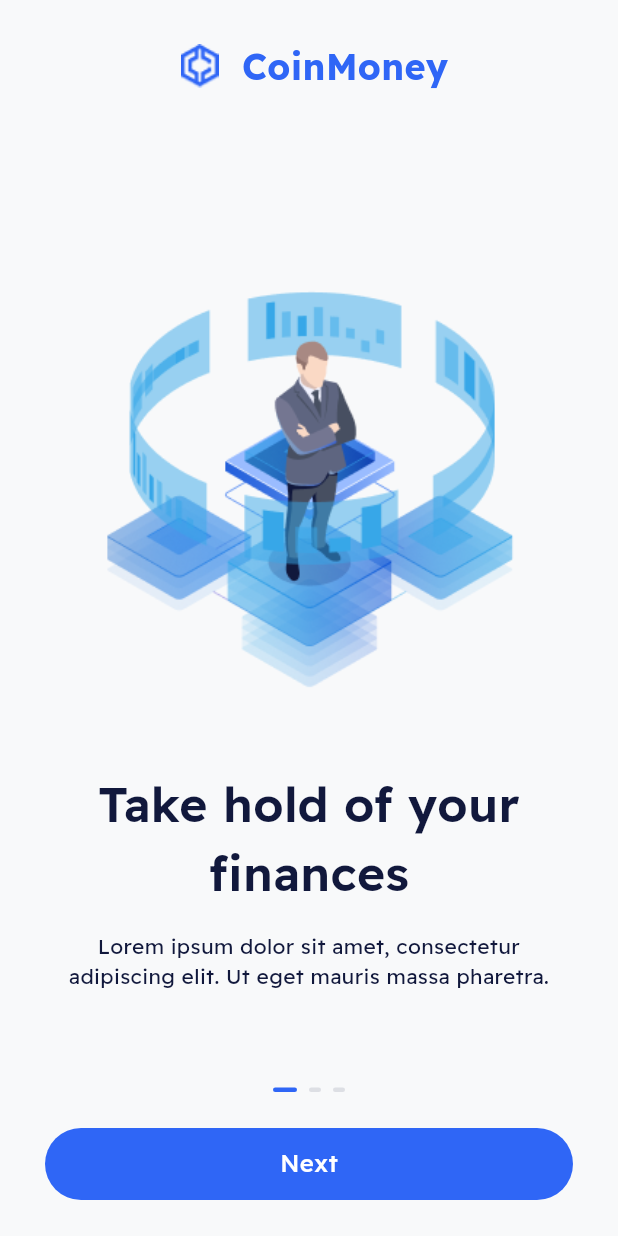
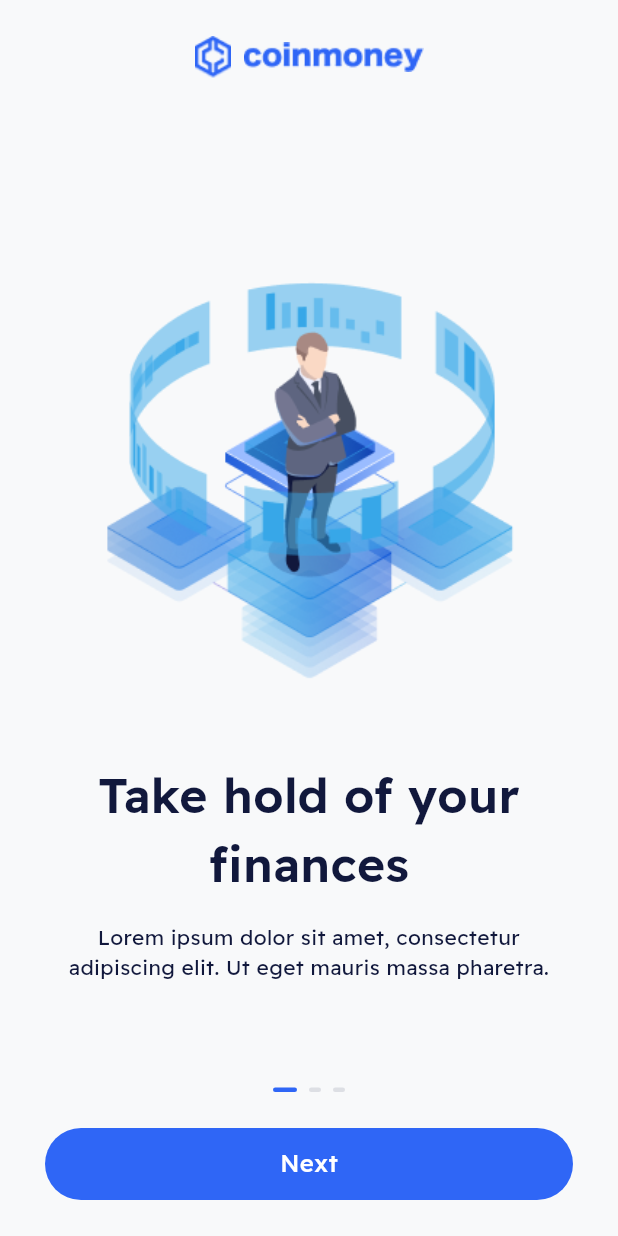
Before and after one commit to mazdon9/Crypto-Exchange-App-Mobile, a Flutter app: the screen it shows after launch, on a phone screen of 412 x 824 dp. Run offline on Flutter 3.47's test engine with Material 3 defaults, Android fonts, the phone set to English and light mode, and no system bars.

Commit message:
format folder cleans

```diff
--- a/lib/screens/onboarding_screen.dart
+++ b/lib/screens/onboarding_screen.dart
@@ -1,9 +1,9 @@
 import 'package:flutter/material.dart';
 
-import '../components/app_button.dart';
-import '../constants/app_colors.dart';
-import '../constants/app_paths.dart';
-import '../constants/app_text_style.dart';
+import '../core/constants/app_colors.dart';
+import '../core/constants/app_paths.dart';
+import '../shared/app_button.dart';
+import '../shared/app_text_style.dart';
 
 class OnboardingScreen extends StatefulWidget {
   const OnboardingScreen({super.key});
@@ -53,14 +53,15 @@
                 children: [
                   Image.asset(
                     AppImagesPath.coinmoneyIconLogo,
-                    width: 40,
-                    height: 40,
+                    width: 25,
+                    height: 28,
                   ),
                   const SizedBox(width: 8),
-                  const Text(
-                    'CoinMoney',
-                    style: AppTextStyle.logoText,
-                  )
+                  Image.asset(
+                    AppImagesPath.coinmoneyTextLogo,
+                    width: 120,
+                    height: 20,
+                  ),
                 ],
               ),
             ),
@@ -103,7 +104,7 @@
     );
   }
 
-  Widget _buildPageContent(OnboardingData data) {
+  Padding _buildPageContent(OnboardingData data) {
     return Padding(
       padding: const EdgeInsets.symmetric(horizontal: 24.0),
       child: Column(
@@ -146,7 +147,7 @@
     );
   }
 
-  Widget _buildPageIndicator() {
+  Row _buildPageIndicator() {
     return Row(
       mainAxisAlignment: MainAxisAlignment.center,
       children: List.generate(
--- a/lib/components/app_button.dart
+++ b/lib/shared/app_button.dart
@@ -1,5 +1,5 @@
-import 'package:crypto_exchange_app/constants/app_colors.dart';
-import 'package:crypto_exchange_app/constants/app_text_style.dart';
+import 'package:crypto_exchange_app/core/constants/app_colors.dart';
+import 'package:crypto_exchange_app/shared/app_text_style.dart';
 import 'package:flutter/material.dart';
 
 class AppButton extends StatelessWidget {
--- a/lib/constants/app_text_style.dart
+++ b/lib/shared/app_text_style.dart
@@ -1,6 +1,6 @@
 import 'package:flutter/material.dart';
 
-import 'app_colors.dart';
+import '../core/constants/app_colors.dart';
 
 class AppTextStyle {
   static const TextStyle textFont28W600 = TextStyle(
```
Also changed, not shown: pubspec.yaml (+20 -3 lines), assets/images/coinmoney_text_logo.png (added), assets/images/coinmoney_text_logo.svg (deleted), lib/core/constants/app_colors.dart (renamed from lib/constants/app_colors.dart), lib/core/constants/app_paths.dart (renamed from lib/constants/app_paths.dart), lib/core/router/app_router.dart (renamed from lib/router/app_router.dart), pubspec.lock.
